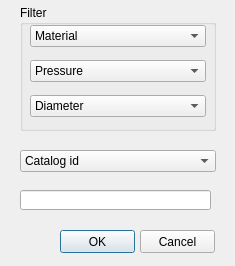
Before: the Qt Designer form ui/ws_catalog.ui in Giswater/giswater_qgis_plugin, drawn with Qt 5.
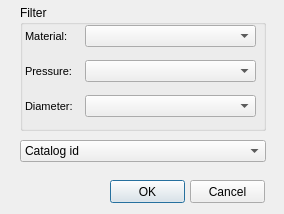
After: the same form once the commit is applied.

The edit to the form file:
```diff
--- a/ui/ws_catalog.ui
+++ b/ui/ws_catalog.ui
@@ -6,8 +6,8 @@
    <rect>
     <x>0</x>
     <y>0</y>
-    <width>235</width>
-    <height>266</height>
+    <width>284</width>
+    <height>214</height>
    </rect>
   </property>
   <property name="windowTitle">
@@ -16,8 +16,8 @@
   <widget class="QPushButton" name="pushButton">
    <property name="geometry">
     <rect>
-     <x>60</x>
-     <y>230</y>
+     <x>110</x>
+     <y>180</y>
      <width>75</width>
      <height>23</height>
     </rect>
@@ -29,8 +29,8 @@
   <widget class="QPushButton" name="pushButton_2">
    <property name="geometry">
     <rect>
-     <x>140</x>
-     <y>230</y>
+     <x>190</x>
+     <y>180</y>
      <width>75</width>
      <height>23</height>
     </rect>
@@ -43,8 +43,8 @@
    <property name="geometry">
     <rect>
      <x>20</x>
-     <y>150</y>
-     <width>196</width>
+     <y>140</y>
+     <width>246</width>
      <height>22</height>
     </rect>
    </property>
@@ -59,7 +59,7 @@
     <rect>
      <x>20</x>
      <y>5</y>
-     <width>196</width>
+     <width>246</width>
      <height>126</height>
     </rect>
    </property>
@@ -69,58 +69,114 @@
    <widget class="QComboBox" name="matcat_id">
     <property name="geometry">
      <rect>
-      <x>10</x>
+      <x>65</x>
       <y>20</y>
-      <width>176</width>
+      <width>171</width>
       <height>22</height>
      </rect>
     </property>
-    <item>
-     <property name="text">
-      <string>Material</string>
-     </property>
-    </item>
    </widget>
    <widget class="QComboBox" name="pnom">
     <property name="geometry">
      <rect>
-      <x>10</x>
+      <x>65</x>
       <y>55</y>
-      <width>176</width>
+      <width>171</width>
       <height>22</height>
      </rect>
     </property>
-    <item>
-     <property name="text">
-      <string>Pressure</string>
-     </property>
-    </item>
    </widget>
    <widget class="QComboBox" name="dnom">
     <property name="geometry">
      <rect>
-      <x>10</x>
+      <x>65</x>
       <y>90</y>
-      <width>176</width>
+      <width>171</width>
       <height>22</height>
      </rect>
     </property>
-    <item>
-     <property name="text">
-      <string>Diameter</string>
-     </property>
-    </item>
    </widget>
-  </widget>
-  <widget class="QLineEdit" name="lineEdit">
-   <property name="geometry">
-    <rect>
-     <x>20</x>
-     <y>190</y>
-     <width>191</width>
-     <height>20</height>
-    </rect>
-   </property>
+   <widget class="QLabel" name="label_diameter">
+    <property name="geometry">
+     <rect>
+      <x>5</x>
+      <y>90</y>
+      <width>61</width>
+      <height>22</height>
+     </rect>
+    </property>
+    <property name="font">
+     <font>
+      <pointsize>8</pointsize>
+     </font>
+    </property>
+    <property name="frameShape">
+     <enum>QFrame::NoFrame</enum>
+    </property>
+    <property name="frameShadow">
+     <enum>QFrame::Plain</enum>
+    </property>
+    <property name="text">
+     <string>Diameter:</string>
+    </property>
+    <property name="margin">
+     <number>3</number>
+    </property>
+   </widget>
+   <widget class="QLabel" name="label_matcat_id">
+    <property name="geometry">
+     <rect>
+      <x>5</x>
+      <y>20</y>
+      <width>61</width>
+      <height>22</height>
+     </rect>
+    </property>
+    <property name="font">
+     <font>
+      <pointsize>8</pointsize>
+     </font>
+    </property>
+    <property name="frameShape">
+     <enum>QFrame::NoFrame</enum>
+    </property>
+    <property name="frameShadow">
+     <enum>QFrame::Plain</enum>
+    </property>
+    <property name="text">
+     <string>Material:</string>
+    </property>
+    <property name="margin">
+     <number>3</number>
+    </property>
+   </widget>
+   <widget class="QLabel" name="label_pressure">
+    <property name="geometry">
+     <rect>
+      <x>5</x>
+      <y>55</y>
+      <width>61</width>
+      <height>22</height>
+     </rect>
+    </property>
+    <property name="font">
+     <font>
+      <pointsize>8</pointsize>
+     </font>
+    </property>
+    <property name="frameShape">
+     <enum>QFrame::NoFrame</enum>
+    </property>
+    <property name="frameShadow">
+     <enum>QFrame::Plain</enum>
+    </property>
+    <property name="text">
+     <string>Pressure:</string>
+    </property>
+    <property name="margin">
+     <number>3</number>
+    </property>
+   </widget>
   </widget>
  </widget>
  <resources/>
```
